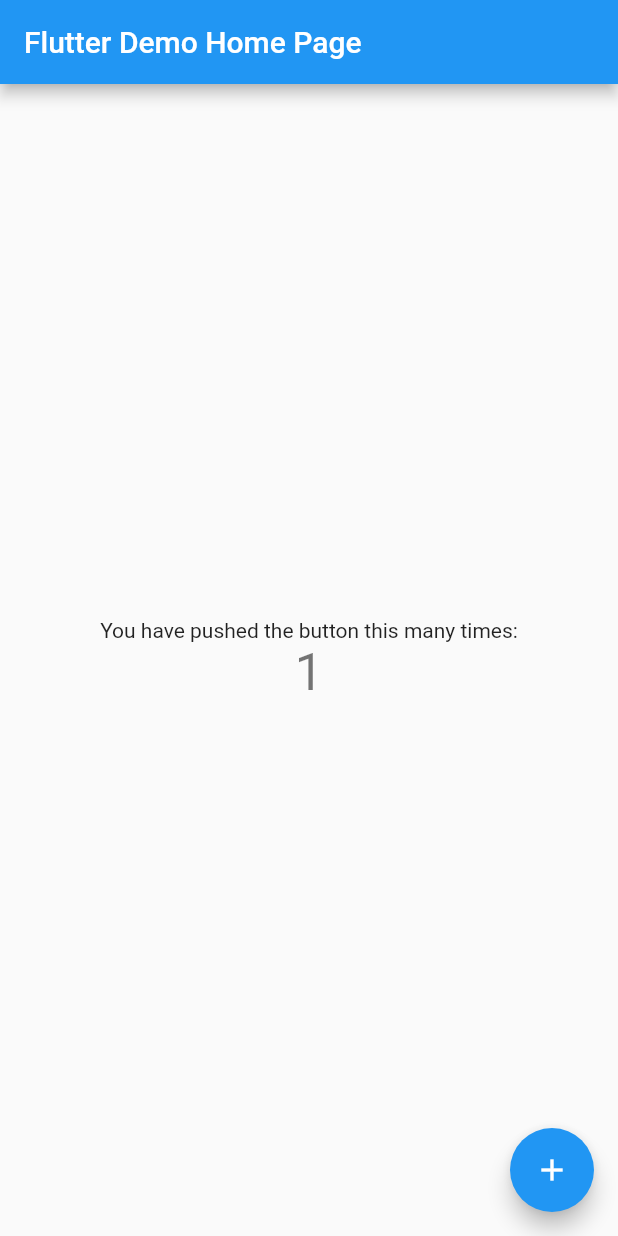
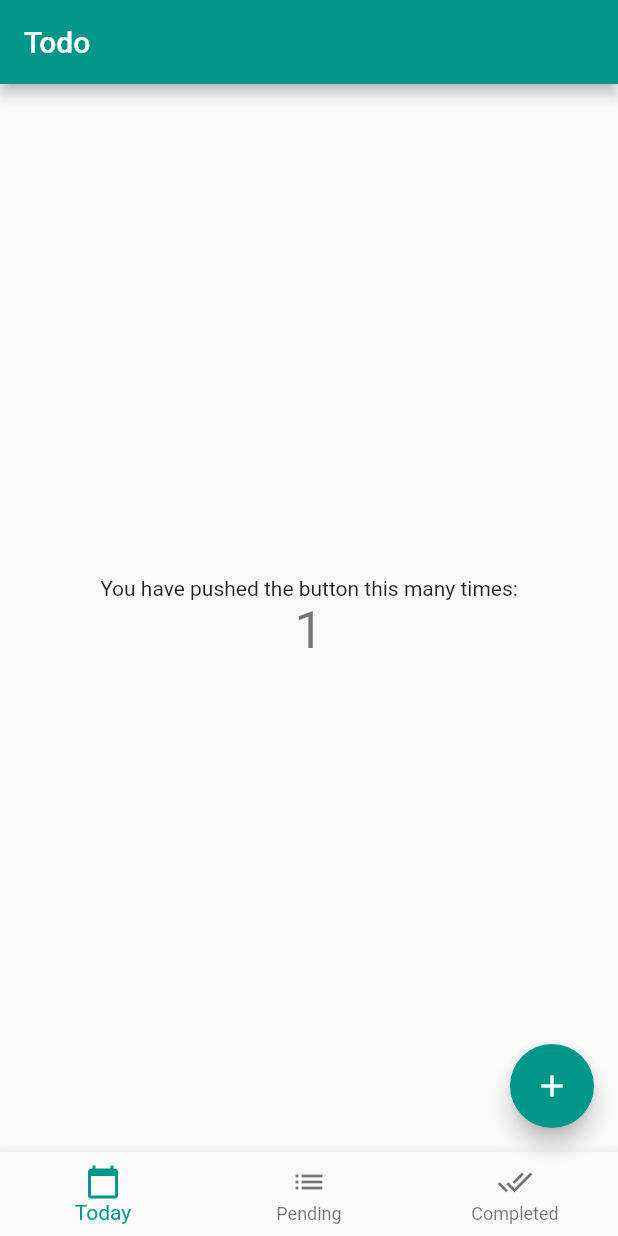
Before and after one commit to Olunuga/flutter-todo, a Flutter app: the screen it shows after launch, after a tap on the "add" icon, on a phone screen of 412 x 824 dp. Run offline on Flutter 3.47's test engine with Material 2 defaults, Android fonts, the phone set to English and light mode, and no system bars.

Commit message:
create bottom navigation bar components

```diff
--- a/lib/main.dart
+++ b/lib/main.dart
@@ -9,33 +9,15 @@ class MyApp extends StatelessWidget {
     return MaterialApp(
       title: 'Flutter Demo',
       theme: ThemeData(
-        // This is the theme of your application.
-        //
-        // Try running your application with "flutter run". You'll see the
-        // application has a blue toolbar. Then, without quitting the app, try
-        // changing the primarySwatch below to Colors.green and then invoke
-        // "hot reload" (press "r" in the console where you ran "flutter run",
-        // or simply save your changes to "hot reload" in a Flutter IDE).
-        // Notice that the counter didn't reset back to zero; the application
-        // is not restarted.
-        primarySwatch: Colors.blue,
+        primarySwatch: Colors.teal,
       ),
-      home: MyHomePage(title: 'Flutter Demo Home Page'),
+      home: MyHomePage(title: 'Todo'),
     );
   }
 }
 
 class MyHomePage extends StatefulWidget {
   MyHomePage({Key key, this.title}) : super(key: key);
-
-  // This widget is the home page of your application. It is stateful, meaning
-  // that it has a State object (defined below) that contains fields that affect
-  // how it looks.
-
-  // This class is the configuration for the state. It holds the values (in this
-  // case the title) provided by the parent (in this case the App widget) and
-  // used by the build method of the State. Fields in a Widget subclass are
-  // always marked "final".
 
   final String title;
 
@@ -45,50 +27,30 @@ class MyHomePage extends StatefulWidget {
 
 class _MyHomePageState extends State<MyHomePage> {
   int _counter = 0;
+  int _selectedIndex = 0;
 
   void _incrementCounter() {
     setState(() {
-      // This call to setState tells the Flutter framework that something has
-      // changed in this State, which causes it to rerun the build method below
-      // so that the display can reflect the updated values. If we changed
-      // _counter without calling setState(), then the build method would not be
-      // called again, and so nothing would appear to happen.
       _counter++;
+    });
+  }
+
+  void _onItemTapped(int index) {
+    setState(() {
+      _selectedIndex = index;
     });
   }
 
   @override
   Widget build(BuildContext context) {
-    // This method is rerun every time setState is called, for instance as done
-    // by the _incrementCounter method above.
-    //
-    // The Flutter framework has been optimized to make rerunning build methods
-    // fast, so that you can just rebuild anything that needs updating rather
-    // than having to individually change instances of widgets.
     return Scaffold(
       appBar: AppBar(
-        // Here we take the value from the MyHomePage object that was created by
-        // the App.build method, and use it to set our appbar title.
+
         title: Text(widget.title),
       ),
       body: Center(
-        // Center is a layout widget. It takes a single child and positions it
-        // in the middle of the parent.
+
         child: Column(
-          // Column is also layout widget. It takes a list of children and
-          // arranges them vertically. By default, it sizes itself to fit its
-          // children horizontally, and tries to be as tall as its parent.
-          //
-          // Invoke "debug painting" (press "p" in the console, choose the
-          // "Toggle Debug Paint" action from the Flutter Inspector in Android
-          // Studio, or the "Toggle Debug Paint" command in Visual Studio Code)
-          // to see the wireframe for each widget.
-          //
-          // Column has various properties to control how it sizes itself and
-          // how it positions its children. Here we use mainAxisAlignment to
-          // center the children vertically; the main axis here is the vertical
-          // axis because Columns are vertical (the cross axis would be
-          // horizontal).
           mainAxisAlignment: MainAxisAlignment.center,
           children: <Widget>[
             Text(
@@ -105,7 +67,17 @@ class _MyHomePageState extends State<MyHomePage> {
         onPressed: _incrementCounter,
         tooltip: 'Increment',
         child: Icon(Icons.add),
-      ), // This trailing comma makes auto-formatting nicer for build methods.
+      ),
+      bottomNavigationBar: BottomNavigationBar(
+          items: <BottomNavigationBarItem>[
+            BottomNavigationBarItem(icon: Icon(Icons.calendar_today), title: Text
+              ('Today')),
+            BottomNavigationBarItem(icon: Icon(Icons.list), title: Text('Pending')),
+            BottomNavigationBarItem(icon: Icon(Icons.done_all), title: Text('Completed'))
+          ],
+        currentIndex: _selectedIndex,
+        onTap: _onItemTapped,
+      ),
     );
   }
 }
```
